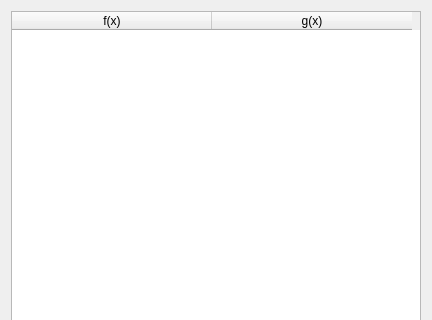
Qt form ui/for_save_system.ui (BAZ-2107/Univestity_task) before a commit; both pictures show x 0 to 432 and y 0 to 320 of the 432 by 466 pixel window.
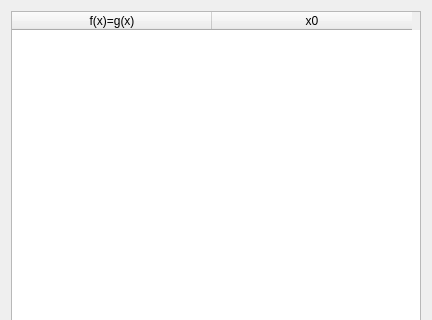
The same form after that commit.

What changed in the file:
```diff
--- a/ui/for_save_system.ui
+++ b/ui/for_save_system.ui
@@ -30,12 +30,12 @@
      </attribute>
      <column>
       <property name="text">
-       <string>f(x)</string>
+       <string>f(x)=g(x)</string>
       </property>
      </column>
      <column>
       <property name="text">
-       <string>g(x)</string>
+       <string>x0</string>
       </property>
      </column>
     </widget>
```
